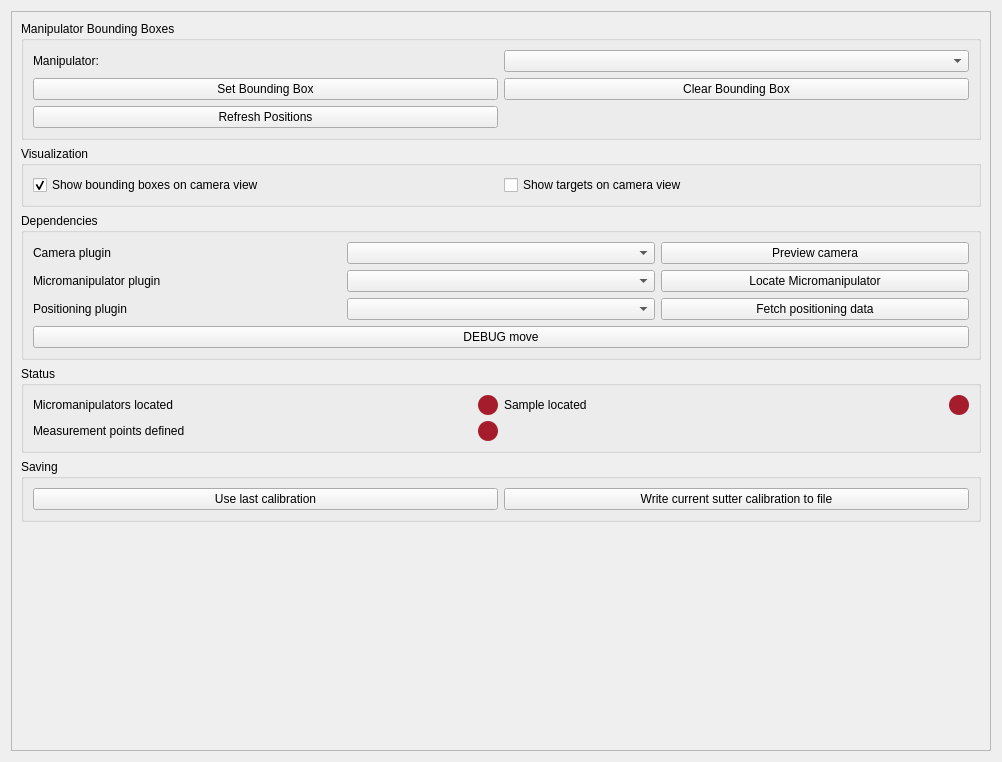
First picture: the form in plugins/affineMove/affinemove_Settings.ui, repository pyIVLS/pyIVLS, before the edit.
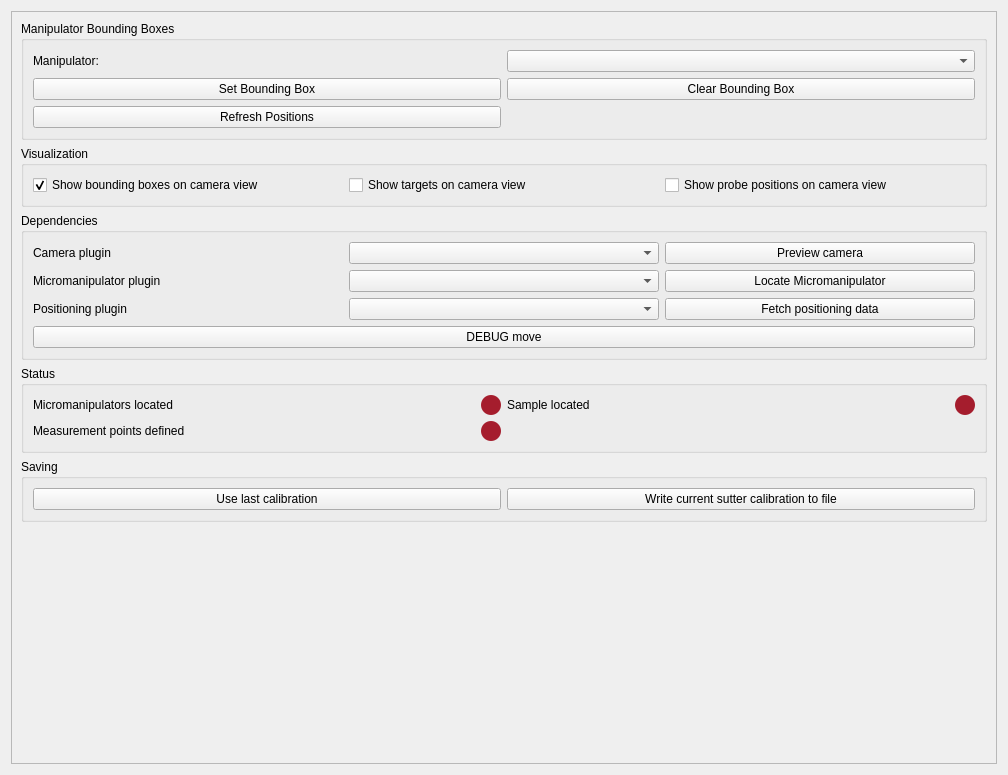
Second picture: the form after the edit.

Commit message: settings widget update

```diff
--- a/plugins/affineMove/affinemove_Settings.ui
+++ b/plugins/affineMove/affinemove_Settings.ui
@@ -6,8 +6,8 @@
    <rect>
     <x>0</x>
     <y>0</y>
-    <width>1002</width>
-    <height>762</height>
+    <width>1008</width>
+    <height>775</height>
    </rect>
   </property>
   <property name="sizePolicy">
@@ -30,8 +30,8 @@
        <rect>
         <x>0</x>
         <y>0</y>
-        <width>982</width>
-        <height>742</height>
+        <width>988</width>
+        <height>755</height>
        </rect>
       </property>
       <layout class="QGridLayout" name="gridLayout_3">
@@ -321,6 +321,13 @@
             </property>
            </widget>
           </item>
+          <item row="0" column="2">
+           <widget class="QCheckBox" name="showPositionsCheckBox">
+            <property name="text">
+             <string>Show probe positions on camera view</string>
+            </property>
+           </widget>
+          </item>
          </layout>
         </widget>
        </item>
```
